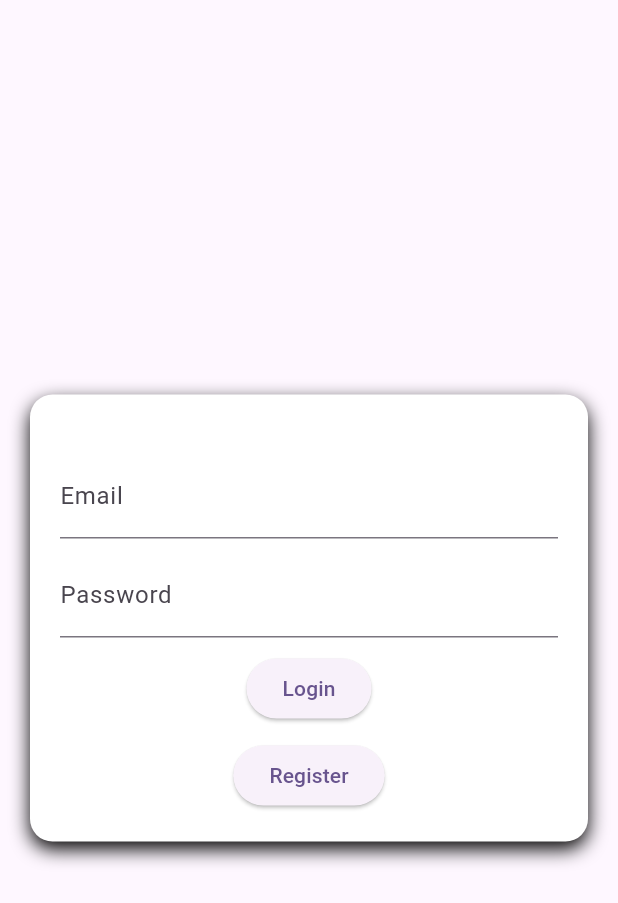
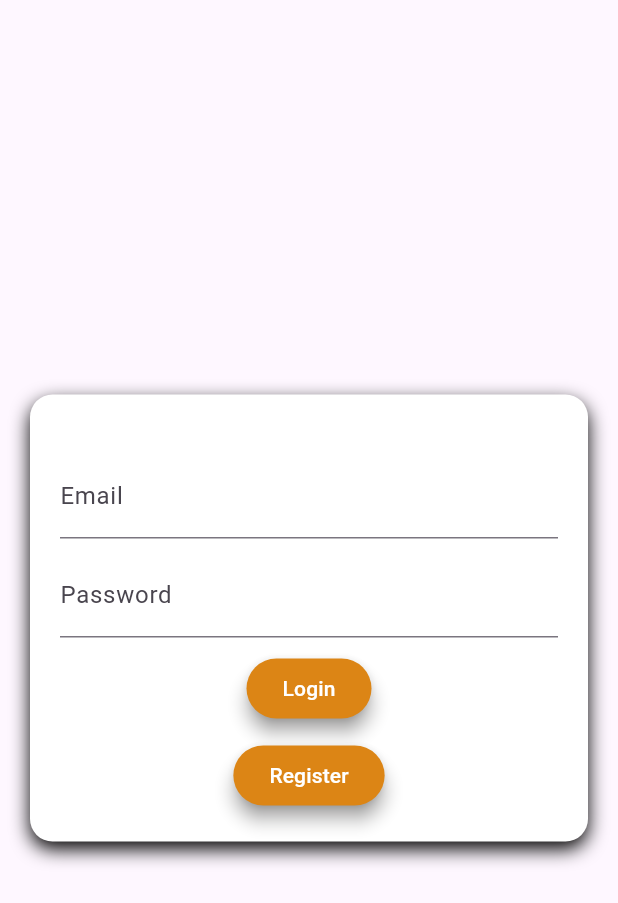
Before and after one commit to VoxMonstra/CSC-4610-Web-Warriors, a Flutter app: the screen it shows after launch, on a phone screen of 412 x 824 dp. Shown: the top 903 px of the screen. Run offline on Flutter 3.47's test engine with Material 3 defaults, Android fonts, the phone set to English and light mode, and no system bars.

Commit message:
style: Updated Color for Login and Register Buttons
Changed color of login and register buttons to match color format

```diff
--- a/src/lib/screens/login.dart
+++ b/src/lib/screens/login.dart
@@ -49,6 +49,12 @@ class _LoginState extends State<Login> {
                   MaterialPageRoute(builder: (context) => DashboardPage()),
                 );
               },
+              style: ElevatedButton.styleFrom(
+                backgroundColor: Color(0xFFDC8515),
+                foregroundColor: Colors.white,
+                shadowColor: Color(0xFF343330),
+                elevation: 5,
+              ),
               child: const Text('Login'),
             ),
             const SizedBox(height: 10),
@@ -59,6 +65,12 @@ class _LoginState extends State<Login> {
                   MaterialPageRoute(builder: (context) => RegisterPage()),
                 );
               },
+              style: ElevatedButton.styleFrom(
+                backgroundColor: Color(0xFFDC8515),
+                foregroundColor: Colors.white,
+                shadowColor: Color(0xFF343330),
+                elevation: 5,
+              ),
               child: const Text('Register'),
             ),
           ],
```
